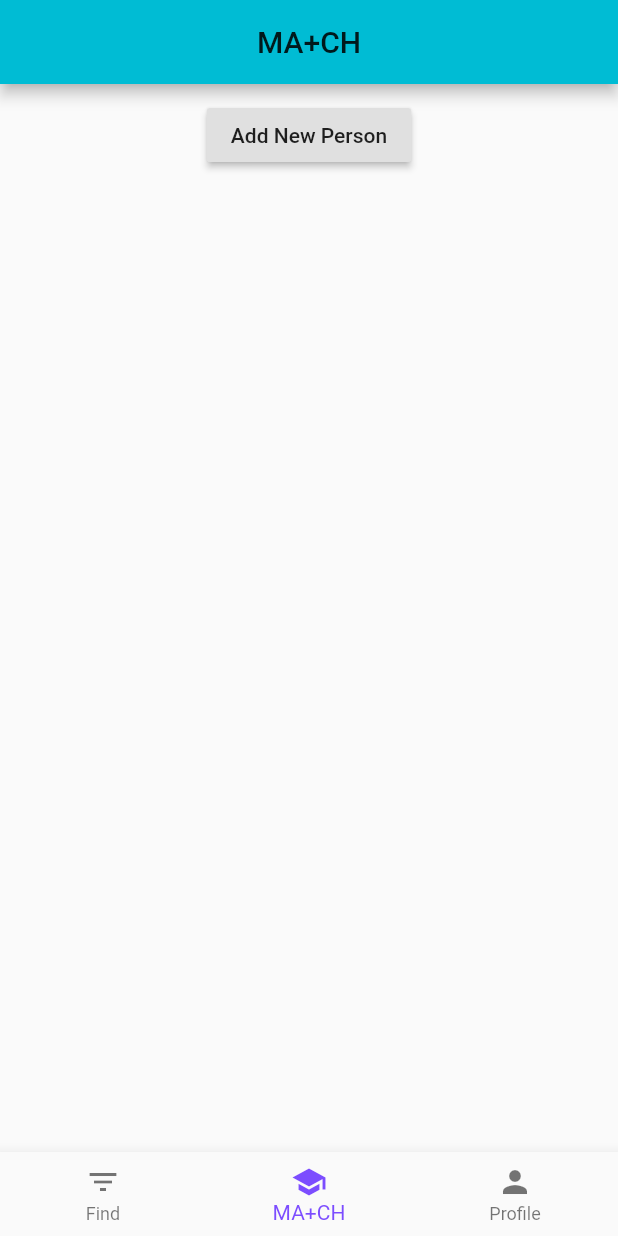
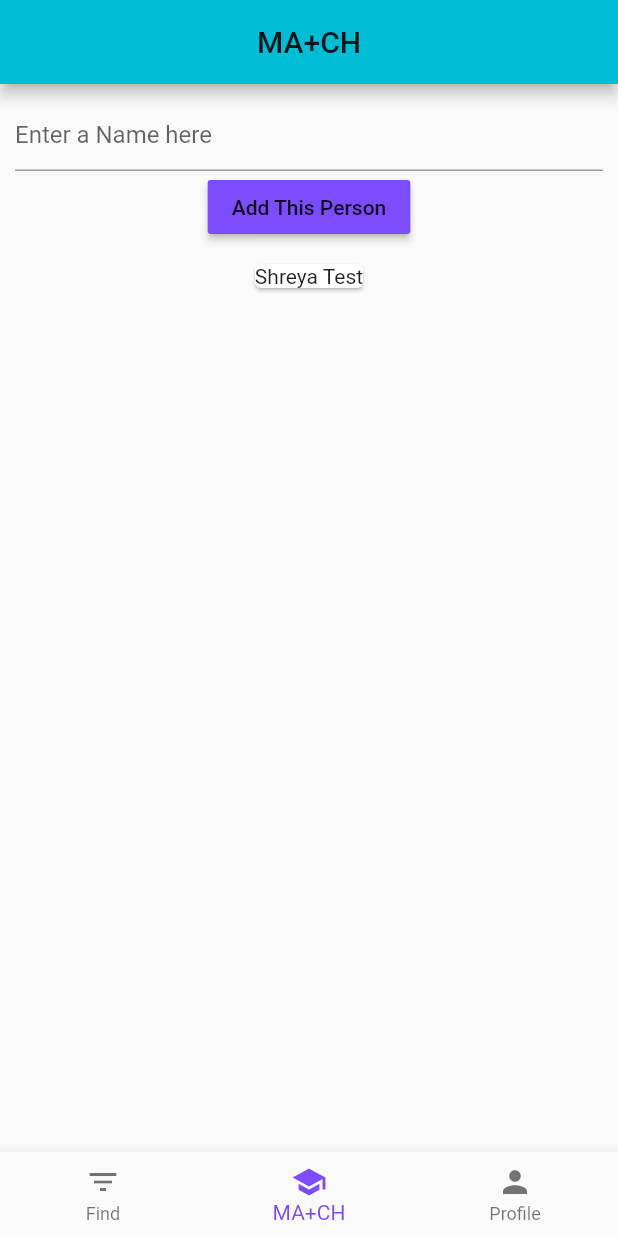
Before and after one commit to shreyanid/pennapps-study-match, a Flutter app: the screen it shows after launch, on a phone screen of 412 x 824 dp. Run offline on Flutter 3.47's test engine with Material 2 defaults, Android fonts, the phone set to English and light mode, and no system bars.

Commit message:
added input ability

```diff
--- a/lib/matches_manager.dart
+++ b/lib/matches_manager.dart
@@ -5,9 +5,7 @@ import './matches.dart';
 class MatchManager extends StatefulWidget {
   final String startingMatch;
 
-  MatchManager({this.startingMatch}) {
-    print('[MatchManager] constructor');
-  }
+  MatchManager({this.startingMatch});
 
   @override
   State<StatefulWidget> createState() {
@@ -17,6 +15,19 @@ class MatchManager extends StatefulWidget {
 
 class _MatchManagerState extends State<MatchManager> {
   List<String> _matches = [];
+  TextEditingController _textInputController = TextEditingController();
+
+  @override
+  void initState() {
+    _matches.add(widget.startingMatch);
+    super.initState();
+  }
+
+  void _addMatch(String match) {
+    setState(() {
+      _matches.add(match);
+    });
+  }
 
   @override
   Widget build(BuildContext context) {
@@ -24,14 +35,21 @@ class _MatchManagerState extends State<MatchManager> {
       Container(
         margin: EdgeInsets.all(10.0),
         child: Center(
-          child: RaisedButton(
-            onPressed: () {
-              setState(() {
-                _matches.add('Shreya');
-              });
-            },
-            child: Text('Add New Person'),
-          ),
+          child: Column(children: [
+            TextField(
+              controller: _textInputController,
+              // autocorrect: true,
+              decoration: InputDecoration(hintText: 'Enter a Name here'),
+            ),
+            RaisedButton(
+              color: Theme.of(context).accentColor,
+              onPressed: () {
+                _addMatch(_textInputController.text);
+                _textInputController.clear();
+              },
+              child: Text('Add This Person'),
+            ),
+          ]),
         ),
       ),
       Matches(_matches)
```
